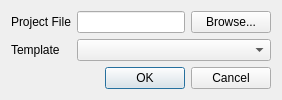
Old version of the form osmmapmakerapp/newprojectdialog.ui in the repository jremillard/osmmapmaker.
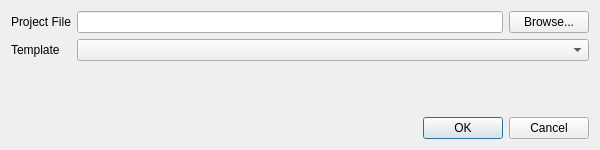
New version of the form.

Commit message: Fix new project dialog layout and extension

What changed in the file:
```diff
--- a/osmmapmakerapp/newprojectdialog.ui
+++ b/osmmapmakerapp/newprojectdialog.ui
@@ -2,6 +2,14 @@
 <ui version="4.0">
  <class>NewProjectDialog</class>
  <widget class="QDialog" name="NewProjectDialog">
+  <property name="geometry">
+   <rect>
+    <x>0</x>
+    <y>0</y>
+    <width>600</width>
+    <height>150</height>
+   </rect>
+  </property>
   <property name="windowTitle">
    <string>New Project</string>
   </property>
@@ -34,6 +42,19 @@
     <widget class="QComboBox" name="templateBox"/>
    </item>
    <item row="2" column="0" colspan="3">
+    <spacer name="verticalSpacer">
+     <property name="orientation">
+      <enum>Qt::Vertical</enum>
+     </property>
+     <property name="sizeHint">
+      <size>
+       <width>20</width>
+       <height>20</height>
+      </size>
+     </property>
+    </spacer>
+   </item>
+   <item row="3" column="0" colspan="3">
     <widget class="QDialogButtonBox" name="buttonBox">
      <property name="orientation">
       <enum>Qt::Horizontal</enum>
```
Left out of the diff: 6 changed lines with no effect on the pictures. The commit also changes 1 other file.
